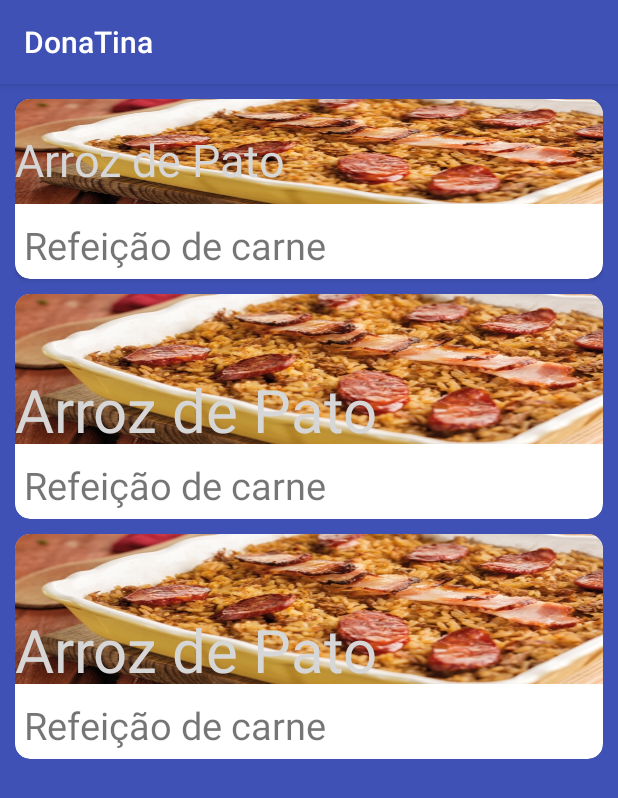
After one commit to PedroMaia/dona-tina, an Android app: the RecipesList screen opened directly, with no data from a screen before it, on a phone screen of 412 x 824 dp. The commit adds this screen. Shown: the top 798 px of the screen. Run offline under Robolectric (Android 15) with nearby library versions, the phone set to English and light mode, and no system bars.

Commit message:
Add the last activity

```diff
--- a/app/build.gradle
+++ b/app/build.gradle
@@ -35,6 +35,7 @@ dependencies {
     compile 'com.sackcentury:shinebutton:0.1.6'
 
     compile 'com.github.ybq:Android-SpinKit:1.1.0'
+    compile 'me.spark:submitbutton:1.0.1'
 
     compile fileTree(dir: 'libs', include: ['*.jar'])
     androidTestCompile('com.android.support.test.espresso:espresso-core:2.2.2', {
--- a/app/src/main/java/com/app/donatina/donatina/CardSwipeActivity.java
+++ b/app/src/main/java/com/app/donatina/donatina/CardSwipeActivity.java
@@ -2,6 +2,7 @@ package com.app.donatina.donatina;
 
 import android.app.Activity;
 import android.content.Context;
+import android.content.Intent;
 import android.os.Bundle;
 import android.os.Handler;
 import android.view.View;
@@ -137,7 +138,9 @@ public class CardSwipeActivity extends Activity {
             mTvTotalMeals.setText("Faltam "+ mTotalMeals+" refeições");
         }else{
             makeToast(this, "Completo!!");
-        }
+            Intent myIntent = new Intent(this, RecipesList.class);
+            this.startActivity(myIntent);
+    }
     }
 
     private void getDummyData(ArrayList<Card> al) {
--- /dev/null
+++ b/app/src/main/java/com/app/donatina/donatina/RecipesList.java
@@ -0,0 +1,13 @@
+package com.app.donatina.donatina;
+
+import android.support.v7.app.AppCompatActivity;
+import android.os.Bundle;
+
+public class RecipesList extends AppCompatActivity {
+
+    @Override
+    protected void onCreate(Bundle savedInstanceState) {
+        super.onCreate(savedInstanceState);
+        setContentView(R.layout.activity_recipes_list);
+    }
+}
--- /dev/null
+++ b/app/src/main/res/layout/activity_recipes_list.xml
@@ -0,0 +1,123 @@
+<?xml version="1.0" encoding="utf-8"?>
+<LinearLayout xmlns:android="http://schemas.android.com/apk/res/android"
+    xmlns:tools="http://schemas.android.com/tools"
+    android:id="@+id/activity_recipes_list"
+    android:layout_width="match_parent"
+    android:layout_height="match_parent"
+    android:background="@color/colorPrimary"
+    android:paddingBottom="@dimen/activity_vertical_margin"
+    android:paddingLeft="@dimen/activity_horizontal_margin"
+    android:paddingRight="@dimen/activity_horizontal_margin"
+    android:paddingTop="@dimen/activity_vertical_margin"
+    android:orientation="vertical"
+    android:padding="10dp"
+    tools:context="com.app.donatina.donatina.RecipesList">
+
+    <android.support.v7.widget.CardView
+        xmlns:card_view="http://schemas.android.com/apk/res-auto"
+        android:id="@+id/card_view"
+        android:layout_gravity="center"
+        android:layout_width="match_parent"
+        android:layout_height="120dp"
+        card_view:cardCornerRadius="10dp">
+
+        <TextView
+            android:layout_width="match_parent"
+            android:layout_height="70dp"
+            android:background="@drawable/food_demo"
+            android:textColor="@color/white"
+            />
+
+        <TextView
+            android:layout_width="match_parent"
+            android:layout_height="100dp"
+            android:text="Arroz de Pato"
+            android:textSize="30dp"
+            android:layout_gravity="bottom"
+            android:textColor="@color/white"/>
+
+        <TextView
+            android:id="@+id/info_text"
+            android:layout_width="match_parent"
+            android:layout_height="40dp"
+            android:layout_gravity="bottom"
+            android:text=" Refeição de carne"
+            android:textSize="25dp"
+            />
+    </android.support.v7.widget.CardView>
+
+    <TextView
+        android:layout_width="match_parent"
+        android:layout_height="10dp" />
+
+    <android.support.v7.widget.CardView
+        xmlns:card_view="http://schemas.android.com/apk/res-auto"
+        android:id="@+id/card_view1"
+        android:layout_gravity="center"
+        android:layout_width="match_parent"
+        android:layout_height="150dp"
+        card_view:cardCornerRadius="10dp">
+
+        <TextView
+            android:layout_width="match_parent"
+            android:layout_height="100dp"
+            android:background="@drawable/food_demo"
+            android:textColor="@color/white"
+            />
+
+        <TextView
+            android:layout_width="match_parent"
+            android:layout_height="100dp"
+            android:text="Arroz de Pato"
+            android:textSize="40dp"
+            android:layout_gravity="bottom"
+            android:textColor="@color/white"/>
+
+        <TextView
+            android:id="@+id/info_text1"
+            android:layout_width="match_parent"
+            android:layout_height="40dp"
+            android:layout_gravity="bottom"
+            android:text=" Refeição de carne"
+            android:textSize="25dp"
+            />
+    </android.support.v7.widget.CardView>
+
+    <TextView
+        android:layout_width="match_parent"
+        android:layout_height="10dp" />
+
+    <android.support.v7.widget.CardView
+        xmlns:card_view="http://schemas.android.com/apk/res-auto"
+        android:id="@+id/card_view2"
+        android:layout_gravity="center"
+        android:layout_width="match_parent"
+        android:layout_height="150dp"
+        card_view:cardCornerRadius="10dp">
+
+        <TextView
+            android:layout_width="match_parent"
+            android:layout_height="100dp"
+            android:background="@drawable/food_demo"
+            android:textColor="@color/white"
+            />
+
+        <TextView
+            android:layout_width="match_parent"
+            android:layout_height="100dp"
+            android:text="Arroz de Pato"
+            android:textSize="40dp"
+            android:layout_gravity="bottom"
+            android:textColor="@color/white"/>
+
+        <TextView
+            android:id="@+id/info_text2"
+            android:layout_width="match_parent"
+            android:layout_height="40dp"
+            android:layout_gravity="bottom"
+            android:text=" Refeição de carne"
+            android:textSize="25dp"
+            />
+    </android.support.v7.widget.CardView>
+
+</LinearLayout>
--- a/build.gradle
+++ b/build.gradle
@@ -15,6 +15,9 @@ allprojects {
     repositories {
         maven { url "https://dl.bintray.com/michelelacorte/maven/" }
         maven { url "https://jitpack.io" }
+        maven {
+            url 'https://dl.bintray.com/spark/maven'
+        }
         mavenCentral()
         jcenter()
     }
```
Also changed, not shown: app/src/main/AndroidManifest.xml (+8 -8 lines), app/src/main/java/com/app/donatina/donatina/RecordMealConfig.java (+36 -4 lines), app/src/main/res/layout/activity_record_meal_config.xml (+24 -10 lines).
